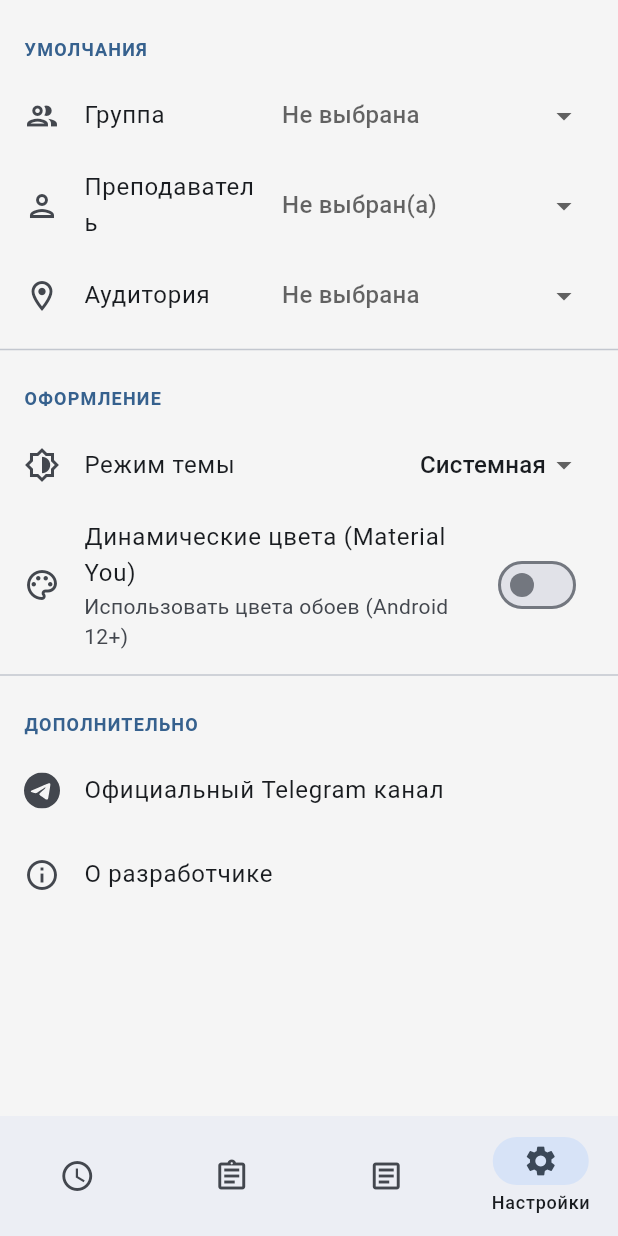
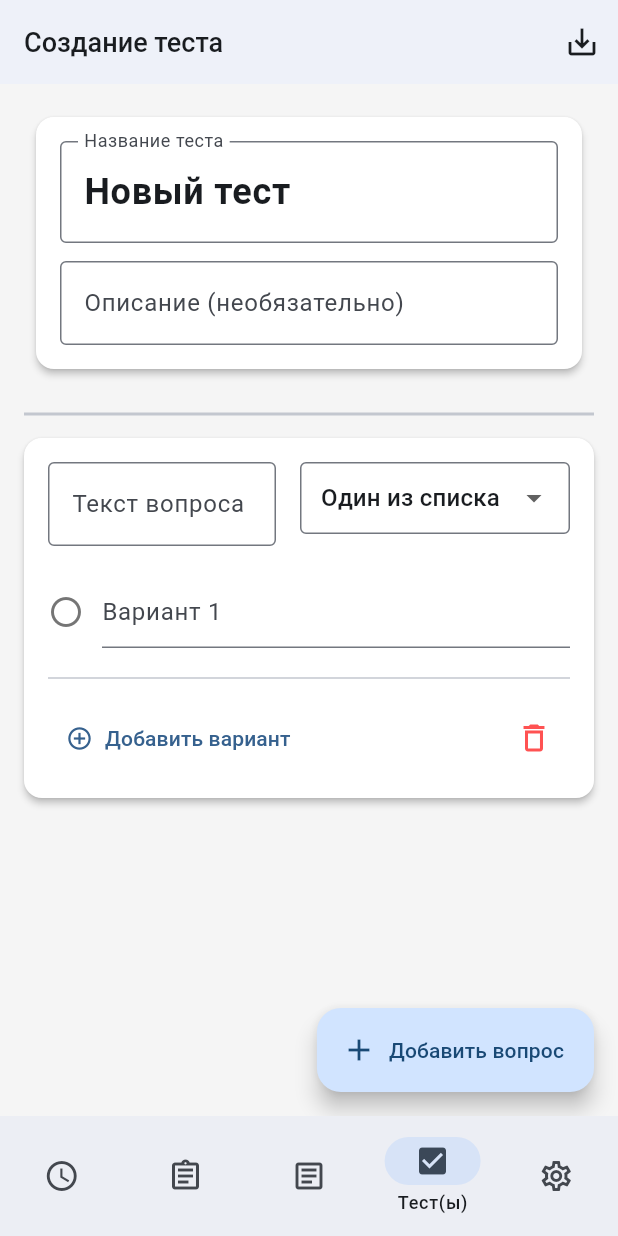
Before and after one commit to Ono-va-ne/my_asiec, a Flutter app: the screen it shows after launch, item 4 of the bottom bar chosen, on a phone screen of 412 x 824 dp. Run offline on Flutter 3.47's test engine with Material 3 defaults, Android fonts, the phone set to English and light mode, and no system bars; drawn by our look-alikes of dynamic_color; our stand-ins replace cloud_firestore, firebase_core, firebase_storage, flutter_svg, hive, hive_flutter and 7 more; accounts and stored records are empty; network calls fail.

Commit message:
Начал делать тесты, небольшой коммит перед переустановкой windows

```diff
--- a/lib/main.dart
+++ b/lib/main.dart
@@ -9,6 +9,7 @@ import '../pages/schedule_screen.dart';
 import '../pages/news_screen.dart';
 import '../pages/settings_screen.dart';
 import '../pages/homework_screen.dart';
+import '../pages/tests_screen.dart';
 
 import '../models/homework.dart';
 // import '../data/group_uploader.dart';
@@ -159,6 +160,7 @@ class _MainScreenState extends State<MainScreen> {
     ScheduleScreen(),
     HomeworkScreen(),
     NewsScreen(),
+    TestCreationScreen(),
     SettingsScreen(),
   ];
 
@@ -224,6 +226,11 @@ void _onItemTapped(int index) {
             label: 'Новости',
           ),
           NavigationDestination(
+            icon: Icon(Icons.check_box_outline_blank),
+            selectedIcon: Icon(Icons.check_box),
+            label: 'Тест(ы)',
+          ),
+          NavigationDestination(
             icon: Icon(Icons.settings_outlined),
             selectedIcon: Icon(Icons.settings),
             label: 'Настройки',
--- a/lib/pages/homework_screen.dart
+++ b/lib/pages/homework_screen.dart
@@ -174,7 +174,7 @@ class _HomeworkScreenState extends State<HomeworkScreen> {
                       crossAxisAlignment: CrossAxisAlignment.start,
                       children: [
                         Text(entry.task.length > 100 // Проверяем длину строки
-                            ? '${entry.task.substring(0, 100)}...' // Если больше 50, берем первые 50 и добавляем многоточие
+                            ? '${entry.task.substring(0, 100)}...'
                             : entry.task,
                             style: TextStyle(
                                 color: Theme.of(context)
--- /dev/null
+++ b/lib/pages/tests_screen.dart
@@ -0,0 +1,445 @@
+import 'package:flutter/material.dart';
+import 'package:cloud_firestore/cloud_firestore.dart';
+
+/// Перечисление для типов вопросов.
+enum QuestionType {
+  multipleChoice, // Множественный выбор
+  singleChoice,   // Один из списка
+  shortAnswer,    // Короткий ответ (текстом)
+  paragraph,      // Развернутый ответ (текстом)
+}
+
+/// Вспомогательная функция для отображения типа вопроса на русском языке.
+String questionTypeToString(QuestionType type) {
+  switch (type) {
+    case QuestionType.multipleChoice:
+      return 'Множественный выбор';
+    case QuestionType.singleChoice:
+      return 'Один из списка';
+    case QuestionType.shortAnswer:
+      return 'Короткий ответ';
+    case QuestionType.paragraph:
+      return 'Развернутый ответ';
+    default:
+      return '';
+  }
+}
+
+/// Модель для варианта ответа в вопросах с выбором.
+class Option {
+  // Используем TextEditingController для управления текстом варианта.
+  bool isCorrect = false;
+  final TextEditingController textController = TextEditingController();
+
+  Option({String text = '', this.isCorrect = false}) {
+    textController.text = text;
+  }
+
+  /// Преобразует объект Option в JSON-совместимый Map.
+  Map<String, dynamic> toJson() {
+    return {
+      'text': textController.text,
+      'isCorrect': isCorrect,
+    };
+  }
+}
+
+/// Модель для одного вопроса.
+class Question {
+  final TextEditingController questionController = TextEditingController();
+  QuestionType type;
+  List<Option> options = [];
+
+  Question({
+    String questionText = '',
+    this.type = QuestionType.singleChoice,
+  }) {
+    questionController.text = questionText;
+    // По умолчанию добавляем один вариант ответа для вопросов с выбором.
+    if (type == QuestionType.multipleChoice || type == QuestionType.singleChoice) {
+      options.add(Option(text: ''));
+    }
+  }
+
+  /// Преобразует объект Question в JSON-совместимый Map.
+  Map<String, dynamic> toJson() {
+    return {
+      'questionText': questionController.text,
+      'type': type.name, // Сохраняем enum как строку (e.g., 'singleChoice')
+      'options': options.map((o) => o.toJson()).toList(),
+    };
+  }
+}
+
+/// Основной экран для создания теста.
+class TestCreationScreen extends StatefulWidget {
+  const TestCreationScreen({super.key});
+
+  @override
+  State<TestCreationScreen> createState() => _TestCreationScreenState();
+}
+
+class _TestCreationScreenState extends State<TestCreationScreen> {
+  final _testTitleController = TextEditingController(text: 'Новый тест');
+  final _testDescriptionController = TextEditingController();
+  final _testGroupController = TextEditingController();
+  final List<Question> _questions = [];
+  bool _isSaving = false;
+
+  @override
+  void initState() {
+    super.initState();
+    // Начнем с одного пустого вопроса при создании экрана.
+    _addQuestion();
+  }
+
+  @override
+  void dispose() {
+    // Важно очищать контроллеры, чтобы избежать утечек памяти.
+    _testTitleController.dispose();
+    _testDescriptionController.dispose();
+    for (var q in _questions) {
+      q.questionController.dispose();
+      for (var o in q.options) {
+        o.textController.dispose();
+      }
+    }
+    super.dispose();
+  }
+
+  /// Добавляет новый пустой вопрос в список.
+  void _addQuestion() {
+    setState(() {
+      _questions.add(Question());
+    });
+  }
+
+  /// Удаляет вопрос по индексу.
+  void _removeQuestion(int index) {
+    setState(() {
+      // Очищаем контроллеры удаляемого вопроса
+      final question = _questions[index];
+      question.questionController.dispose();
+      for (var option in question.options) {
+        option.textController.dispose();
+      }
+      _questions.removeAt(index);
+    });
+  }
+
+  /// Собирает все данные и сохраняет их в Cloud Firestore.
+  Future<void> _saveTest() async {
+    if (_isSaving) return;
+
+    if (_testTitleController.text.trim().isEmpty) {
+      ScaffoldMessenger.of(context).showSnackBar(
+        const SnackBar(content: Text('Пожалуйста, введите название теста.')),
+      );
+      return;
+    }
+
+    setState(() {
+      _isSaving = true;
+    });
+
+    try {
+      final testData = {
+        'title': _testTitleController.text.trim(),
+        'description': _testDescriptionController.text.trim(),
+        'createdAt': FieldValue.serverTimestamp(), // Добавляем временную метку создания
+        'questions': _questions.map((q) => q.toJson()).toList(),
+      };
+
+      // Сохраняем в коллекцию 'tests'
+      await FirebaseFirestore.instance.collection('tests').add(testData);
+
+      ScaffoldMessenger.of(context).showSnackBar(
+        const SnackBar(content: Text('Тест успешно сохранен в Firebase!')),
+      );
+    } catch (e) {
+      ScaffoldMessenger.of(context).showSnackBar(
+        SnackBar(content: Text('Ошибка при сохранении: $e')),
+      );
+    } finally {
+      if (mounted) {
+        setState(() {
+          _isSaving = false;
+        });
+      }
+    }
+  }
+
+  @override
+  Widget build(BuildContext context) {
+    return Scaffold(
+      appBar: AppBar(
+        title: const Text('Создание теста'),
+        actions: [
+          _isSaving
+              ? const Padding(
+                  padding: EdgeInsets.all(16.0),
+                  child: SizedBox(
+                    height: 24,
+                    width: 24,
+                    child: CircularProgressIndicator(strokeWidth: 2, color: Colors.white),
+                  ))
+              : IconButton(
+                  icon: const Icon(Icons.save_alt_outlined),
+                  onPressed: _saveTest,
+                  tooltip: 'Сохранить тест',
+                ),
+        ],
+      ),
+      body: ListView(
+        padding: const EdgeInsets.all(16.0),
+        children: [
+          // Заголовок и описание теста
+          _buildTestHeader(),
+          const SizedBox(height: 16),
+          const Divider(thickness: 2),
+          // Список виджетов-вопросов
+          ListView.builder(
+            shrinkWrap: true, // Важно для вложенных списков
+            physics: const NeverScrollableScrollPhysics(),
+            itemCount: _questions.length,
+            itemBuilder: (context, index) {
+              return _QuestionCard(
+                // Используем ValueKey, чтобы Flutter правильно обновлял виджеты при изменении порядка
+                key: ValueKey(_questions[index]),
+                question: _questions[index],
+                onRemove: () => _removeQuestion(index),
+                onTypeChanged: (newType) {
+                  setState(() {
+                    _questions[index].type = newType!;
+                    // Очищаем варианты, если переключились на текстовый тип вопроса
+                    if (newType != QuestionType.multipleChoice && newType != QuestionType.singleChoice) {
+                      _questions[index].options.clear();
+                    } else if (_questions[index].options.isEmpty) {
+                      // Добавляем вариант по умолчанию, если переключились на вопрос с выбором
+                      _questions[index].options.add(Option(text: ''));
+                    }
+                  });
+                },
+              );
+            },
+          ),
+        ],
+      ),
+      floatingActionButton: FloatingActionButton.extended(
+        onPressed: _addQuestion,
+        icon: const Icon(Icons.add),
+        label: const Text('Добавить вопрос'),
+      ),
+    );
+  }
+
+  /// Виджет для редактирования названия и описания теста.
+  Widget _buildTestHeader() {
+    return Card(
+      elevation: 2,
+      child: Padding(
+        padding: const EdgeInsets.all(16.0),
+        child: Column(
+          crossAxisAlignment: CrossAxisAlignment.start,
+          children: [
+            TextField(
+              controller: _testTitleController,
+              decoration: const InputDecoration(
+                labelText: 'Название теста',
+                border: OutlineInputBorder(),
+              ),
+              style: const TextStyle(fontSize: 24, fontWeight: FontWeight.bold),
+            ),
+            const SizedBox(height: 12),
+            TextField(
+              controller: _testDescriptionController,
+              decoration: const InputDecoration(
+                labelText: 'Описание (необязательно)',
+                border: OutlineInputBorder(),
+              ),
+              maxLines: null,
+            ),
+          ],
+        ),
+      ),
+    );
+  }
+}
+
+/// Виджет-карточка для одного вопроса.
+class _QuestionCard extends StatefulWidget {
+  final Question question;
+  final VoidCallback onRemove;
+  final ValueChanged<QuestionType?> onTypeChanged;
+
+  const _QuestionCard({
+    required super.key,
+    required this.question,
+    required this.onRemove,
+    required this.onTypeChanged,
+  });
+
+  @override
+  __QuestionCardState createState() => __QuestionCardState();
+}
+
+class __QuestionCardState extends State<_QuestionCard> {
+  void _addOption() {
+    setState(() {
+      widget.question.options.add(Option(text: ''));
+    });
+  }
+
+  void _removeOption(int index) {
+    setState(() {
+      // Очищаем контроллер
+      widget.question.options[index].textController.dispose();
+      widget.question.options.removeAt(index);
+    });
+  }
+
+  @override
+  Widget build(BuildContext context) {
+    return Card(
+      elevation: 2,
+      margin: const EdgeInsets.symmetric(vertical: 8.0),
+      child: Padding(
+        padding: const EdgeInsets.all(16.0),
+        child: Column(
+          crossAxisAlignment: CrossAxisAlignment.start,
+          children: [
+            Row(
+              crossAxisAlignment: CrossAxisAlignment.start,
+              children: [
+                Expanded(
+                  child: TextField(
+                    controller: widget.question.questionController,
+                    decoration: const InputDecoration(
+                      labelText: 'Текст вопроса',
+                      border: OutlineInputBorder(),
+                    ),
+                    maxLines: null,
+                  ),
+                ),
+                const SizedBox(width: 16),
+                SizedBox(
+                  width: 180, // Ширина выпадающего списка
+                  child: DropdownButtonFormField<QuestionType>(
+                    value: widget.question.type,
+                    isExpanded: true,
+                    onChanged: widget.onTypeChanged,
+                    items: QuestionType.values.map((QuestionType type) {
+                      return DropdownMenuItem<QuestionType>(
+                        value: type,
+                        child: FittedBox(
+                          fit: BoxFit.scaleDown,
+                          alignment: Alignment.centerLeft,
+                          child: Text(questionTypeToString(type), overflow: TextOverflow.ellipsis,),
+                        ),
+                      );
+                    }).toList(),
+                    decoration: const InputDecoration(
+                      contentPadding: EdgeInsets.symmetric(horizontal: 10, vertical: 5),
+                      border: OutlineInputBorder(),
+                    ),
+                  ),
+                ),
+              ],
+            ),
+            const SizedBox(height: 16),
+            _buildAnswerArea(),
+            const Divider(height: 32),
+            Row(
+              mainAxisAlignment: MainAxisAlignment.end,
+              children: [
+                if (widget.question.type == QuestionType.multipleChoice || widget.question.type == QuestionType.singleChoice)
+                  TextButton.icon(
+                    icon: const Icon(Icons.add_circle_outline),
+                    label: const Text('Добавить вариант'),
+                    onPressed: _addOption,
+                  ),
+                const Spacer(),
+                IconButton(
+                  icon: const Icon(Icons.delete_outline, color: Colors.redAccent),
+                  onPressed: widget.onRemove,
+                  tooltip: 'Удалить вопрос',
+                ),
+              ],
+            ),
+          ],
+        ),
+      ),
+    );
+  }
+
+  /// Строит область для ответа в зависимости от типа вопроса.
+  Widget _buildAnswerArea() {
+    switch (widget.question.type) {
+      case QuestionType.multipleChoice:
+      case QuestionType.singleChoice:
+        return _buildOptionsList();
+      case QuestionType.shortAnswer:
+        return const TextField(
+          enabled: false,
+          decoration: InputDecoration(
+            hintText: 'Поле для короткого ответа',
+            border: UnderlineInputBorder(),
+          ),
+        );
+      case QuestionType.paragraph:
+        return const TextField(
+          enabled: false,
+          decoration: InputDecoration(
+            hintText: 'Поле для развернутого ответа',
+            border: UnderlineInputBorder(),
+          ),
+        );
+      default:
+        return const SizedBox.shrink();
+    }
+  }
+
+  /// Строит редактируемый список вариантов ответа.
+  Widget _buildOptionsList() {
+    return ListView.builder(
+      shrinkWrap: true,
+      physics: const NeverScrollableScrollPhysics(),
+      itemCount: widget.question.options.length,
+      itemBuilder: (context, index) {
+        return Padding(
+          padding: const EdgeInsets.symmetric(vertical: 4.0),
+          child: Row(
+            children: [
+              Icon(
+                widget.question.type == QuestionType.singleChoice
+                    ? widget.question.options[index].isCorrect
+                        ? Icons.radio_button_checked
+                        : Icons.radio_button_off
+                    : widget.question.options[index].isCorrect
+                        ? Icons.check_box
+                        : Icons.check_box_outline_blank,
+                color: Colors.grey.shade600,
+              ),
+              const SizedBox(width: 12),
+              Expanded(
+                child: TextField(
+                  controller: widget.question.options[index].textController,
+                  decoration: InputDecoration(
+                    hintText: 'Вариант ${index + 1}',
+                  ),
+                ),
+              ),
+              // Не даем удалить последний вариант
+              if (widget.question.options.length > 1)
+                IconButton(
+                  icon: const Icon(Icons.close, color: Colors.grey),
+                  onPressed: () => _removeOption(index),
+                ),
+            ],
+          ),
+
+        );
+      },
+    );
+  }
+}
--- a/pubspec.yaml
+++ b/pubspec.yaml
@@ -52,6 +52,7 @@ dependencies:
   path_provider: ^2.1.5
   rxdart: ^0.28.0
   shared_preferences: ^2.5.3
+  introduction_screen: ^3.1.17
   url_launcher: ^6.3.1
   uuid: ^4.5.1
 
```
Also changed, not shown: pubspec.lock.
